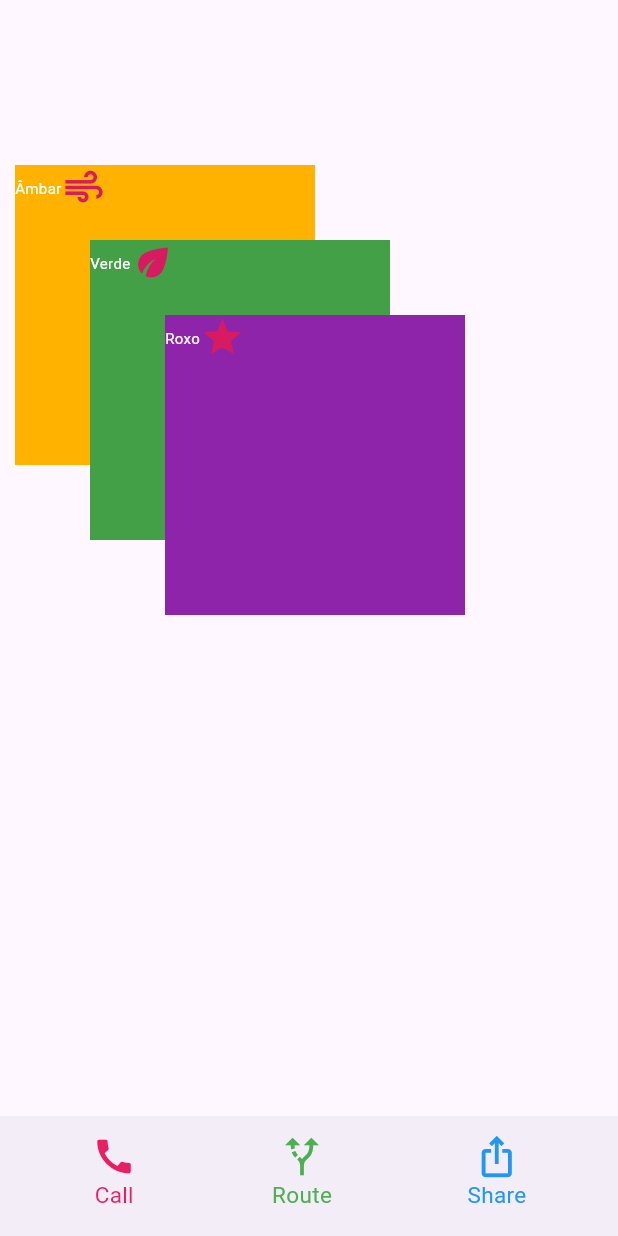
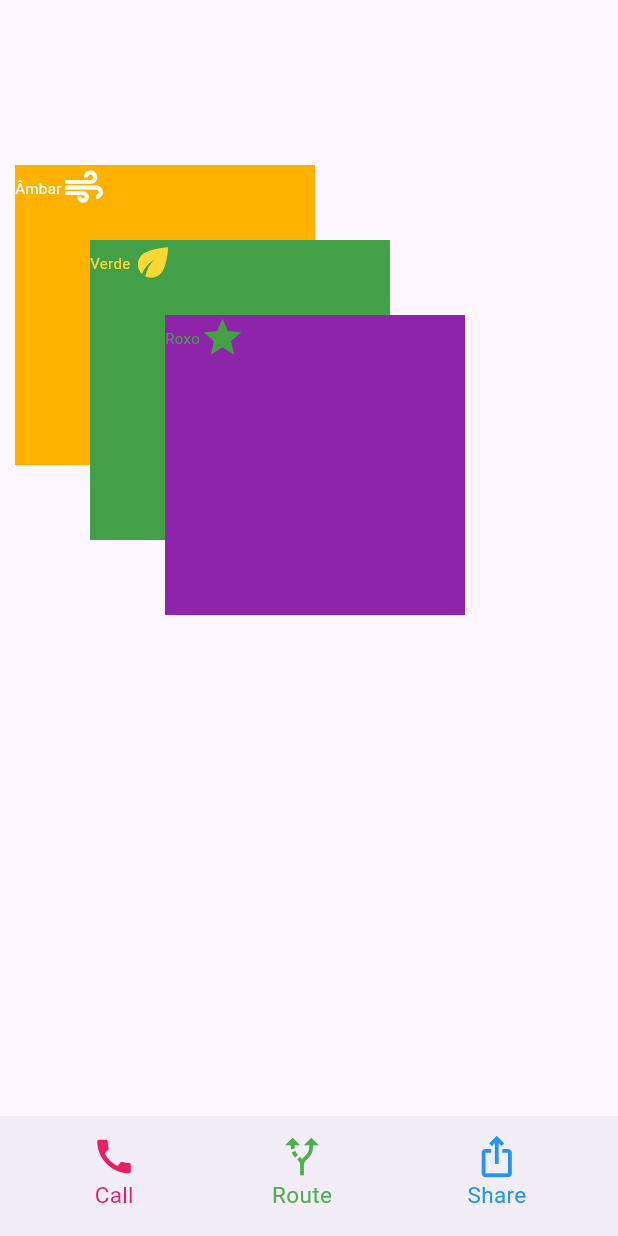
Before and after one commit to Gatasso/BRADEMO-ATV_MGR, a Flutter app: the screen it shows after launch, on a phone screen of 412 x 824 dp. Run offline on Flutter 3.47's test engine with Material 3 defaults, Android fonts, the phone set to English and light mode, and no system bars.

Commit message:
torna propriedades de icon e text color no componente

```diff
--- a/brademo_atv2_090326/lib/ex3/main.dart
+++ b/brademo_atv2_090326/lib/ex3/main.dart
@@ -25,6 +25,8 @@ class NavItem extends StatelessWidget {
 
 class Square extends StatelessWidget {
   final Color color;
+  final Color iconColor;
+  final Color textColor;
   final String text;
   final IconData icon;
   final double width;
@@ -37,6 +39,8 @@ class Square extends StatelessWidget {
     required this.icon,
     required this.width,
     required this.height,
+    required this.iconColor,
+    required this.textColor,
   });
 
   @override
@@ -49,8 +53,8 @@ class Square extends StatelessWidget {
       alignment: Alignment.topLeft,
       child: Row(
         children: [
-          Text(text, style: TextStyle(fontSize: 10, color: Colors.white)),
-          Icon(icon, color: Colors.pink.shade600, size: 30),
+          Text(text, style: TextStyle(fontSize: 10, color: textColor)),
+          Icon(icon, color: iconColor, size: 30),
         ],
       ),
     );
@@ -82,6 +86,8 @@ class MainApp extends StatelessWidget {
                       color: Colors.amber.shade600,
                       text: 'Âmbar',
                       icon: Icons.air,
+                      iconColor: Colors.white,
+                      textColor: Colors.white,
                       width: 200,
                       height: 200,
                     ),
@@ -92,6 +98,8 @@ class MainApp extends StatelessWidget {
                         color: Colors.green.shade600,
                         text: 'Verde',
                         icon: Icons.eco,
+                        iconColor: Colors.yellow.shade600,
+                        textColor: Colors.yellow.shade600,
                         width: 200,
                         height: 200,
                       ),
@@ -103,6 +111,8 @@ class MainApp extends StatelessWidget {
                         color: Colors.purple.shade600,
                         text: 'Roxo',
                         icon: Icons.star,
+                        iconColor: Colors.green.shade600,
+                        textColor: Colors.green.shade600,
                         width: 200,
                         height: 200,
                       ),
```
